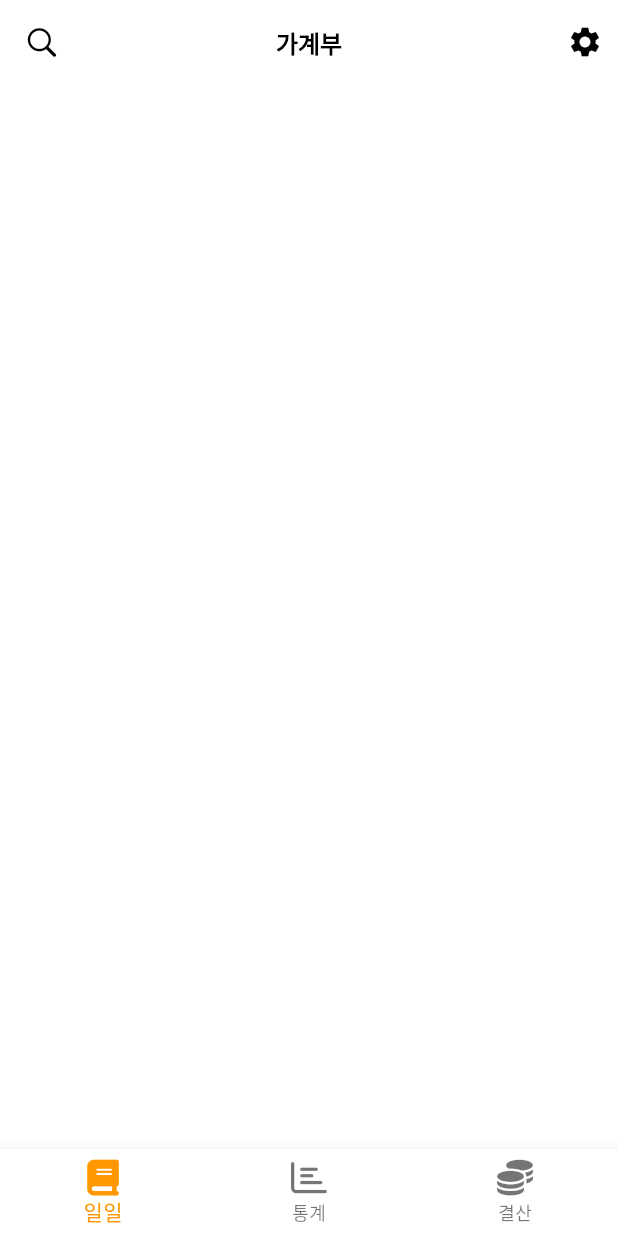
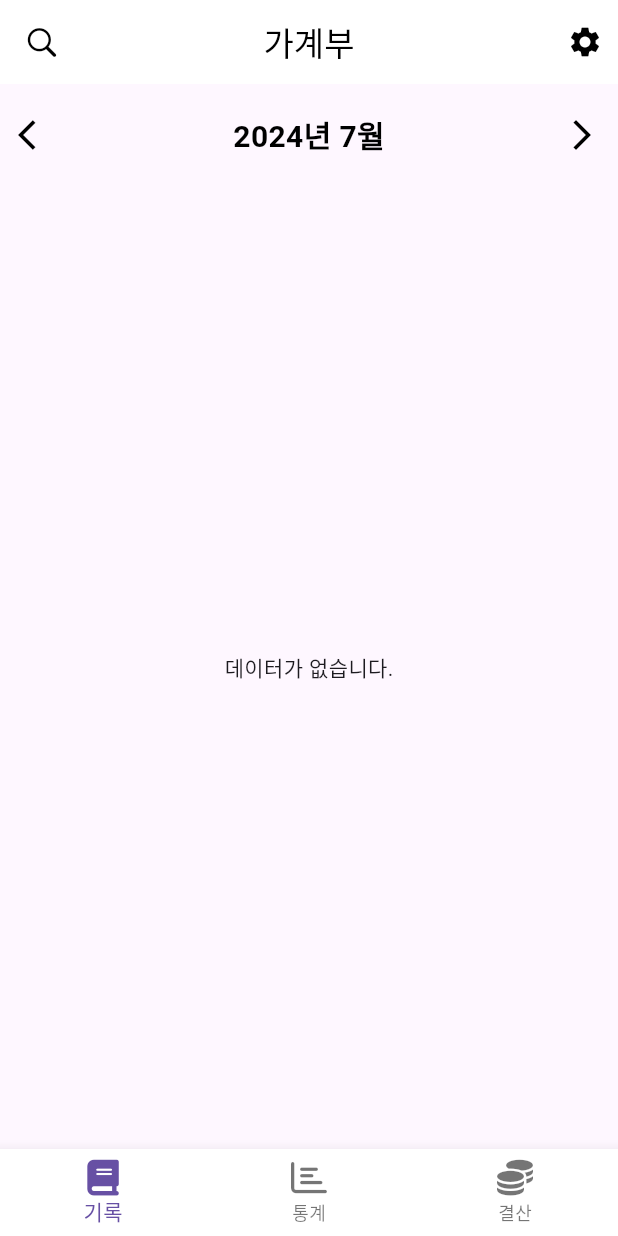
Before and after one commit to coderyu5523/project-exam, a Flutter app: the screen it shows after launch, on a phone screen of 412 x 824 dp. Run offline on Flutter 3.47's test engine with Material 3 defaults, Android fonts, the phone set to English and light mode, and no system bars; our stand-ins replace font_awesome_flutter.

Commit message:
calender

```diff
--- a/lib/main.dart
+++ b/lib/main.dart
@@ -1,8 +1,11 @@
 import 'package:flutter/material.dart';
-import 'package:project_account/screens/main_screen.dart';
-import 'package:project_account/theme.dart';
+import 'package:intl/date_symbol_data_local.dart';
+import 'package:flutter_localizations/flutter_localizations.dart';
+import 'package:project_account/ui/pages/main_page.dart';
 
-void main() {
+void main() async {
+  WidgetsFlutterBinding.ensureInitialized();
+  await initializeDateFormatting('ko', null); // 로케일 데이터 초기화
   runApp(const MyApp());
 }
 
@@ -12,10 +15,19 @@ class MyApp extends StatelessWidget {
   @override
   Widget build(BuildContext context) {
     return MaterialApp(
-
       debugShowCheckedModeBanner: false,
-      home: MainScreens(),
-      theme: theme(),
+      home: MainPage(),
+      theme: ThemeData(
+        primarySwatch: Colors.pink,
+      ),
+      localizationsDelegates: const [
+        GlobalMaterialLocalizations.delegate,
+        GlobalWidgetsLocalizations.delegate,
+        GlobalCupertinoLocalizations.delegate,
+      ],
+      supportedLocales: const [
+        Locale('ko', 'KR'), // 한국어 로케일 지원
+      ],
     );
   }
 }
--- a/lib/screens/main_screen.dart
+++ /dev/null
@@ -1,48 +0,0 @@
-import 'package:flutter/cupertino.dart';
-import 'package:flutter/material.dart';
-import 'package:font_awesome_flutter/font_awesome_flutter.dart';
-import 'package:project_account/screens/record_screen.dart';
-
-class MainScreens extends StatefulWidget {
-  const MainScreens({super.key});
-
-  @override
-  State<MainScreens> createState() => _MainScreensState();
-}
-
-class _MainScreensState extends State<MainScreens> {
-  int _selectedIndex = 0;
-
-  @override
-  Widget build(BuildContext context) {
-    return Scaffold(
-      body: IndexedStack(
-        index: _selectedIndex,
-        children: [
-          RecordScreen()
-          // NeighborhoodLifeScreen(),
-          // NearMeScreen(),
-          // MyCarrotScreen(),
-        ],
-      ),
-      bottomNavigationBar: BottomNavigationBar(
-        backgroundColor: Colors.white,
-        type: BottomNavigationBarType.fixed,
-        currentIndex: _selectedIndex,
-        onTap: (index) {
-          setState(() {
-            _selectedIndex = index;
-          });
-        },
-        items: [
-          BottomNavigationBarItem(
-              label: "일일", icon: Icon(FontAwesomeIcons.book)),
-          BottomNavigationBarItem(
-              label: "통계", icon: Icon(FontAwesomeIcons.chartBar)),
-          BottomNavigationBarItem(
-              label: "결산", icon: Icon(FontAwesomeIcons.coins)),
-        ],
-      ),
-    );
-  }
-}
--- a/lib/screens/record_screen.dart
+++ /dev/null
@@ -1,27 +0,0 @@
-import 'package:flutter/cupertino.dart';
-import 'package:flutter/material.dart';
-
-import '../components/calender_widget.dart';
-
-class RecordScreen extends StatelessWidget {
-  const RecordScreen({super.key});
-
-  @override
-  Widget build(BuildContext context) {
-    return Scaffold(
-      appBar: AppBar(
-        backgroundColor: Colors.white,
-        elevation: 0.0,
-        leading: Icon(CupertinoIcons.search, color: Colors.black),
-        title: Text("가계부", style: TextStyle(color: Colors.black)),
-        centerTitle: true,
-        actions: [
-          Padding(
-            padding: const EdgeInsets.only(right: 10.0),
-            child: Icon(Icons.settings, color: Colors.black),
-          )
-        ],
-      ),
-    );
-  }
-}
--- a/lib/components/calender_widget.dart
+++ b/lib/ui/_common/calender_widget.dart
@@ -24,21 +24,20 @@ class _CalendarWidgetState extends State<CalendarWidget> {
   @override
   Widget build(BuildContext context) {
     return Container(
-      color: Colors.pink[50],
       padding: EdgeInsets.symmetric(vertical: 10.0),
       child: Row(
-        mainAxisAlignment: MainAxisAlignment.center,
+        mainAxisAlignment: MainAxisAlignment.spaceBetween,
         children: [
           IconButton(
-            icon: Icon(Icons.arrow_back_ios),
+            icon: Icon(Icons.arrow_back_ios, color: Colors.black),
             onPressed: _prevMonth,
           ),
           Text(
             DateFormat.yMMMM('ko_KR').format(_selectedDate),
-            style: TextStyle(fontSize: 20, fontWeight: FontWeight.bold),
+            style: TextStyle(fontSize: 20, fontWeight: FontWeight.bold, color: Colors.black),
           ),
           IconButton(
-            icon: Icon(Icons.arrow_forward_ios),
+            icon: Icon(Icons.arrow_forward_ios, color: Colors.black),
             onPressed: _nextMonth,
           ),
         ],
--- /dev/null
+++ b/lib/ui/_common/custom_app_bar.dart
@@ -0,0 +1,28 @@
+import 'package:flutter/cupertino.dart';
+import 'package:flutter/material.dart';
+
+class CustomAppBar extends StatelessWidget implements PreferredSizeWidget {
+  final String title;
+
+  const CustomAppBar({super.key, required this.title});
+
+  @override
+  Widget build(BuildContext context) {
+    return AppBar(
+      backgroundColor: Colors.white,
+      elevation: 0.0,
+      leading: Icon(CupertinoIcons.search, color: Colors.black),
+      title: Text(title, style: TextStyle(color: Colors.black)),
+      centerTitle: true,
+      actions: [
+        Padding(
+          padding: const EdgeInsets.only(right: 10.0),
+          child: Icon(Icons.settings, color: Colors.black),
+        )
+      ],
+    );
+  }
+
+  @override
+  Size get preferredSize => Size.fromHeight(kToolbarHeight);
+}
--- /dev/null
+++ b/lib/ui/_common/custom_ottom_navigation_bar.dart
@@ -0,0 +1,31 @@
+import 'package:flutter/material.dart';
+import 'package:font_awesome_flutter/font_awesome_flutter.dart';
+
+class CustomBottomNavigationBar extends StatelessWidget {
+  final int selectedIndex;
+  final ValueChanged<int> onItemTapped;
+
+  const CustomBottomNavigationBar({
+    super.key,
+    required this.selectedIndex,
+    required this.onItemTapped,
+  });
+
+  @override
+  Widget build(BuildContext context) {
+    return BottomNavigationBar(
+      backgroundColor: Colors.white,
+      type: BottomNavigationBarType.fixed,
+      currentIndex: selectedIndex,
+      onTap: onItemTapped,
+      items: [
+        BottomNavigationBarItem(
+            label: "기록", icon: Icon(FontAwesomeIcons.book)),
+        BottomNavigationBarItem(
+            label: "통계", icon: Icon(FontAwesomeIcons.chartBar)),
+        BottomNavigationBarItem(
+            label: "결산", icon: Icon(FontAwesomeIcons.coins)),
+      ],
+    );
+  }
+}
--- /dev/null
+++ b/lib/ui/pages/main_page.dart
@@ -0,0 +1,43 @@
+import 'package:flutter/cupertino.dart';
+import 'package:flutter/material.dart';
+import 'package:project_account/ui/pages/record_page/record_page.dart';
+import '../_common/custom_app_bar.dart';
+import '../_common/custom_ottom_navigation_bar.dart';
+import 'asset_page/asset_page.dart';
+import 'chart_page/chart_page.dart';
+
+class MainPage extends StatefulWidget {
+  const MainPage({super.key});
+
+  @override
+  State<MainPage> createState() => _MainPageState();
+}
+
+class _MainPageState extends State<MainPage> {
+  int _selectedIndex = 0;
+
+  void _onItemTapped(int index) {
+    setState(() {
+      _selectedIndex = index;
+    });
+  }
+
+  @override
+  Widget build(BuildContext context) {
+    return Scaffold(
+      appBar: CustomAppBar(title: "가계부"), // CustomAppBar 사용
+      body: IndexedStack(
+        index: _selectedIndex,
+        children: [
+          RecordPage(),
+          ChartPage(),
+          AssetPage()
+        ],
+      ),
+      bottomNavigationBar: CustomBottomNavigationBar(
+        selectedIndex: _selectedIndex,
+        onItemTapped: _onItemTapped,
+      ),
+    );
+  }
+}
--- /dev/null
+++ b/lib/ui/pages/record_page/record_page.dart
@@ -0,0 +1,25 @@
+import 'package:flutter/cupertino.dart';
+import 'package:flutter/material.dart';
+
+import '../../_common/calender_widget.dart';
+
+
+class RecordPage extends StatelessWidget {
+  const RecordPage({super.key});
+
+  @override
+  Widget build(BuildContext context) {
+    return Scaffold(
+      body: Column(
+        children: [
+          CalendarWidget(),
+          Expanded(
+            child: Center(
+              child: Text('데이터가 없습니다.'),
+            ),
+          ),
+        ],
+      ),
+    );
+  }
+}
--- a/pubspec.yaml
+++ b/pubspec.yaml
@@ -38,7 +38,8 @@ dependencies:
   google_fonts: ^6.1.0
   font_awesome_flutter: ^10.5.0
   intl: ^0.18.1
-  flutter_localization: ^0.2.0
+  flutter_localizations:
+    sdk: flutter
 
 dev_dependencies:
   flutter_test:
```
Also changed, not shown: lib/theme.dart (deleted, +0 -51 lines), lib/ui/pages/asset_page/asset_page.dart (added, +25 -0 lines), lib/ui/pages/chart_page/chart_page.dart (added, +24 -0 lines), pubspec.lock.
